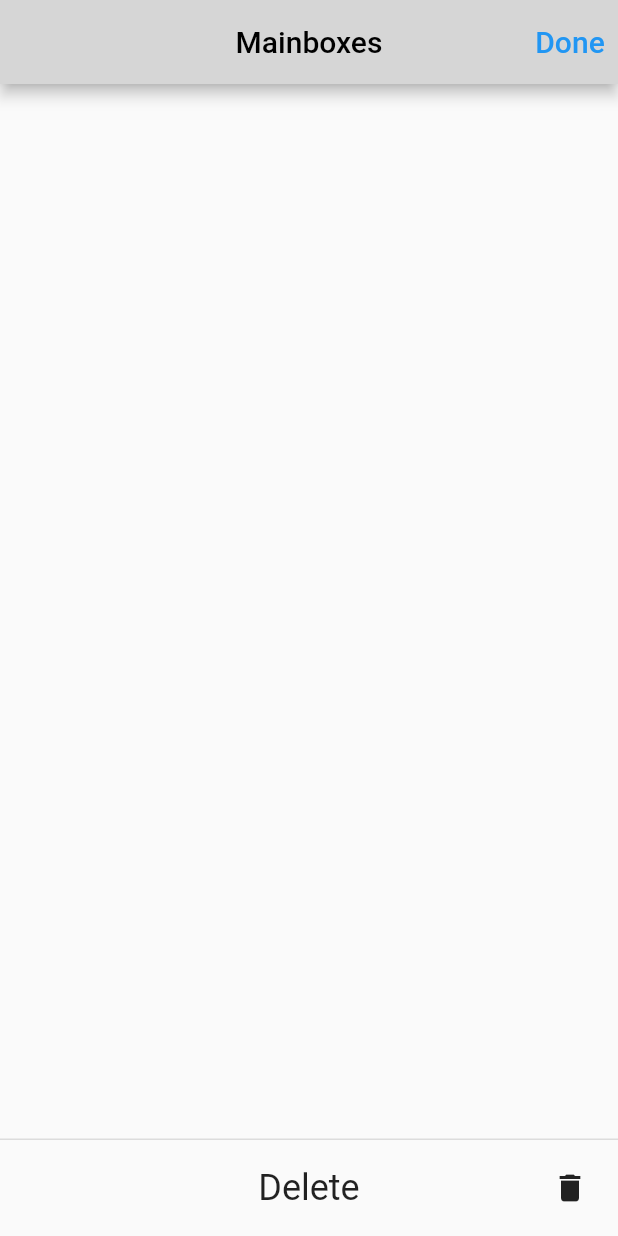
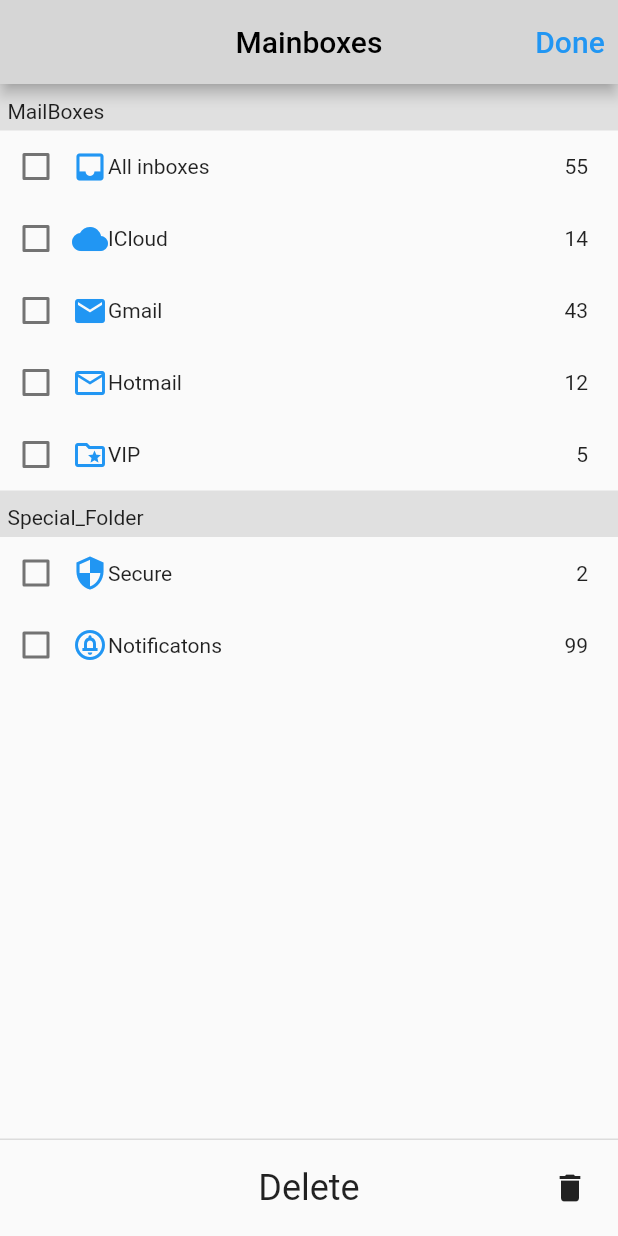
Before and after one commit to NguyenMinhDuc217/Navigation, a Flutter app: the EmailPage screen opened directly, after a tap on the "delete" icon, on a phone screen of 412 x 824 dp. Run offline on Flutter 3.47's test engine with Material 2 defaults, Android fonts, the phone set to English and light mode, and no system bars; our stand-ins replace flutter_spinkit.

```diff
--- a/lib/main.dart
+++ b/lib/main.dart
@@ -245,9 +245,90 @@ class WaitSignInState extends State<WaitSignIn> {
   }
 }
 
-class EmailPage extends StatelessWidget {
+class EmailBoxes{
+  late IconData icon;
+  late Color color;
+  late String lablel;
+  late int number;
+  bool isChecked = false;
+  EmailBoxes(IconData _icon, Color _color, String _lablel, int _number){
+    icon=_icon;
+    color=_color;
+    lablel=_lablel;
+    number=_number;
+  }
+}
+class EmailPage extends StatefulWidget{
+  @override
+  EmailPageState createState()=>EmailPageState();
+}
+class EmailPageState extends State<EmailPage> {
+List<EmailBoxes> mail=[
+    EmailBoxes(Icons.inbox,Colors.blue,"All inboxes",55),
+    EmailBoxes(Icons.cloud,Colors.blue,"ICloud",14),
+    EmailBoxes(Icons.email,Colors.blue,"Gmail",43),
+    EmailBoxes(Icons.email_outlined,Colors.blue,"Hotmail",12),
+    EmailBoxes(Icons.folder_special_outlined,Colors.blue,"VIP",5),
+    EmailBoxes(Icons.security_outlined,Colors.blue,"Secure",2),
+    EmailBoxes(Icons.circle_notifications_outlined,Colors.blue,"Notificatons",99),
+  ];
+
   @override
   Widget build(BuildContext context) {
+    Widget textMailBoxes=Container(
+      color: Colors.grey[300],
+      padding: EdgeInsets.fromLTRB(5, 10, 0, 5),
+      child: Row(
+        mainAxisAlignment: MainAxisAlignment.start,
+        children: [
+          Text('MailBoxes'),
+        ],
+      ),
+    );
+    Widget textSpecialFolder=Container(
+      color: Colors.grey[300],
+      padding: EdgeInsets.fromLTRB(5, 10, 0, 5),
+      child: Row(
+        mainAxisAlignment: MainAxisAlignment.start,
+        children: [
+          Text('Special_Folder'),
+        ],
+      ),
+    );
+    Row BuildMailBoxes(int stt, IconData icon, Color color, String label, int number){
+  return Row(
+    children: [
+      Expanded(
+        child: Row(
+          children: [
+            Checkbox(
+              checkColor: Colors.red,
+              value: mail[stt].isChecked,
+              onChanged: (bool? value){
+                setState(() {
+                mail[stt].isChecked=value!;
+                });
+              }
+            ),
+            Icon(
+              icon,
+              color: color,
+            ),
+            Text(
+              label
+            ),
+          ],
+        )
+      ),
+      Container(
+        padding: EdgeInsets.only(right: 20),
+        child: Text(
+        number.toString(),
+      ),
+      )
+    ],
+  );
+}
     return Scaffold(
       appBar: AppBar(
         backgroundColor: Colors.grey[350],
@@ -268,7 +349,25 @@ class EmailPage extends StatelessWidget {
           )
         ],
       ),
-      //bottomNavigationBar: BottomAppBar(child: Text('Delete'),)
+      body: ListView(
+        children: [
+          Container(
+            child: Column(
+              children: [
+                textMailBoxes,
+               BuildMailBoxes(0, mail[0].icon, mail[0].color, mail[0].lablel, mail[0].number),
+               BuildMailBoxes(1, mail[1].icon, mail[1].color, mail[1].lablel, mail[1].number),
+               BuildMailBoxes(2, mail[2].icon, mail[2].color, mail[2].lablel, mail[2].number),
+               BuildMailBoxes(3, mail[3].icon, mail[3].color, mail[3].lablel, mail[3].number),
+               BuildMailBoxes(4, mail[4].icon, mail[4].color, mail[4].lablel, mail[4].number),
+               textSpecialFolder,
+               BuildMailBoxes(5, mail[5].icon, mail[5].color, mail[5].lablel, mail[5].number),
+               BuildMailBoxes(6, mail[6].icon, mail[6].color, mail[6].lablel, mail[6].number),
+              ],
+            ),
+          )
+        ],
+      ),
       persistentFooterButtons:[
         Stack(
           children: <Widget>[
@@ -278,7 +377,16 @@ class EmailPage extends StatelessWidget {
           ),
           Align(
             alignment: Alignment.centerRight,
-            child: IconButton(onPressed: (){}, icon: Icon(Icons.delete))
+            child: IconButton(onPressed: (){
+              mail.forEach((element) {
+                if(element.isChecked==true){
+                  element.number=0;
+                  element.isChecked=false;
+                }
+                setState(() {});
+              },
+              );
+            }, icon: Icon(Icons.delete))
           ),
         ])
       ],
```
